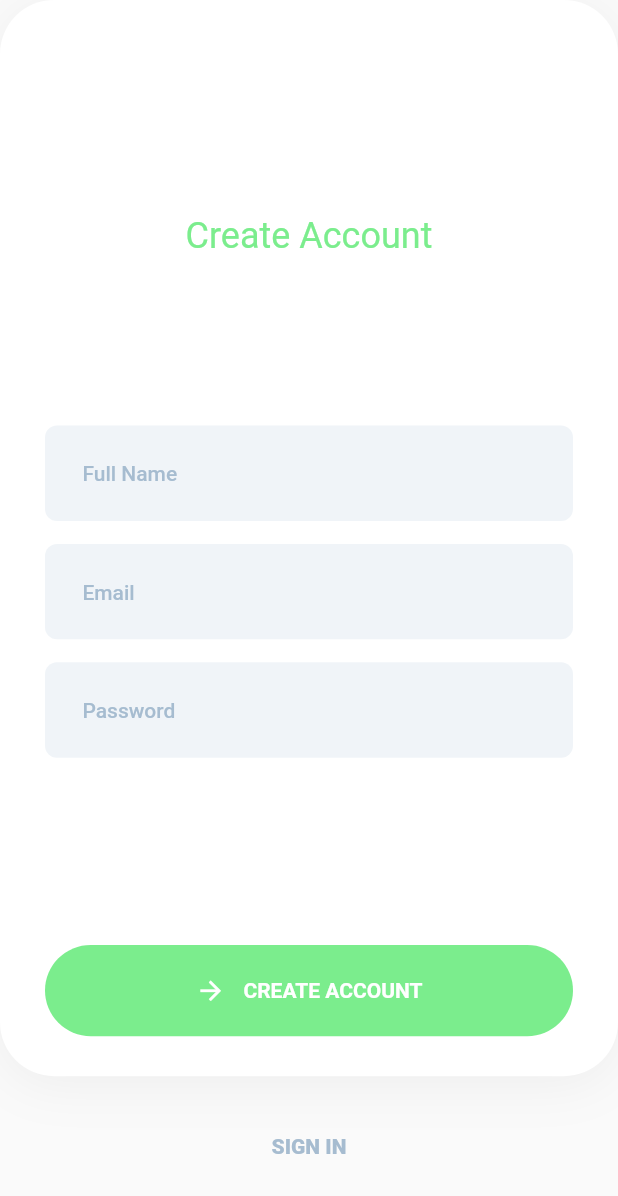
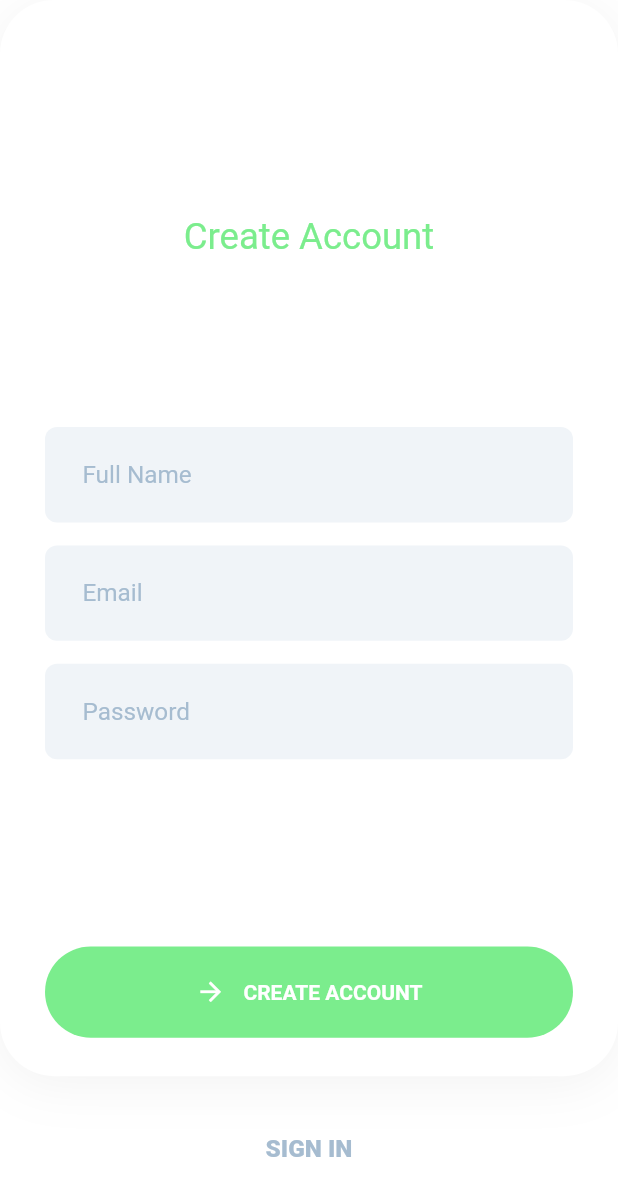
Before and after one commit to applevinc/fresh_food, a Flutter app: the screen it shows after launch, after a tap on "CREATE ACCOUNT", on a phone screen of 412 x 824 dp. Shown: the top 1196 px of the screen. Run offline on Flutter 3.47's test engine with Material 2 defaults, Android fonts, the light colour scheme and no system bars; our stand-ins replace flutter_screenutil.

Commit message:
Implemented auto theme switch with platform theme settings

```diff
--- a/lib/main.dart
+++ b/lib/main.dart
@@ -1,9 +1,14 @@
 import 'package:flutter/material.dart';
+import 'package:flutter/services.dart';
 import 'package:flutter_screenutil/flutter_screenutil.dart';
 import 'package:fresh_food_ui/view/screens/auth/sign_in.dart';
+import 'package:fresh_food_ui/view/style/theme.dart';
 
 void main() {
-  runApp(MyApp());
+  WidgetsFlutterBinding.ensureInitialized();
+  SystemChrome.setPreferredOrientations([DeviceOrientation.portraitUp]).then((_) {
+    runApp(new MyApp());
+  });
 }
 
 class MyApp extends StatelessWidget {
@@ -14,6 +19,8 @@
       builder: () => MaterialApp(
         title: 'Fresh Food UI',
         debugShowCheckedModeBanner: false,
+        theme: AppTheme.lightTheme,
+        darkTheme: AppTheme.darkTheme,
         home: SignInScreen(),
       ),
     );
--- a/lib/view/screens/auth/auth.dart
+++ b/lib/view/screens/auth/auth.dart
@@ -23,7 +23,7 @@
           children: [
             Container(
               height: 707.h,
-              decoration: kContainerBottomShadowDecoration,
+              decoration: kContainerBottomShadowDecoration(context),
               child: Column(
                 children: [
                   SizedBox(height: 141.h),
@@ -105,16 +105,7 @@
   Widget build(BuildContext context) {
     return TextFormField(
       decoration: InputDecoration(
-        contentPadding: EdgeInsets.symmetric(vertical: 22.h, horizontal: 22.7.w),
         hintText: hintText,
-        hintStyle:
-            Theme.of(context).textTheme.bodyText1.apply(color: AppColors.medium_grey),
-        filled: true,
-        fillColor: AppColors.lighter_grey,
-        border: OutlineInputBorder(
-          borderSide: BorderSide.none,
-          borderRadius: BorderRadius.circular(8),
-        ),
       ),
       // The validator receives the text that the user has entered.
       // validator: (value) {
--- a/lib/view/style/constants.dart
+++ b/lib/view/style/constants.dart
@@ -1,8 +1,8 @@
 import 'package:flutter/cupertino.dart';
 import 'package:flutter/material.dart';
 
-BoxDecoration kContainerBottomShadowDecoration = BoxDecoration(
-  color: Colors.white,
+BoxDecoration kContainerBottomShadowDecoration(BuildContext context) => BoxDecoration(
+      color: Theme.of(context).scaffoldBackgroundColor,
       borderRadius: BorderRadius.circular(36),
       boxShadow: [
         BoxShadow(
--- a/lib/view/style/theme.dart
+++ b/lib/view/style/theme.dart
@@ -3,7 +3,7 @@
 import 'package:fresh_food_ui/view/style/colors.dart';
 
 class AppTheme {
-  static ThemeData lightTheme() {
+  static ThemeData get lightTheme {
     return ThemeData(
       scaffoldBackgroundColor: Colors.white,
       brightness: Brightness.light,
@@ -12,8 +12,7 @@
           backgroundColor: Colors.white,
           elevation: 0.0,
           brightness: Brightness.light,
-        iconTheme: IconThemeData(color: AppColors.m_medium_grey),
-      ),
+          iconTheme: IconThemeData(color: AppColors.m_medium_grey)),
       textTheme: TextTheme(
           headline4: TextStyle(
             color: AppColors.m_medium_grey,
@@ -34,15 +33,25 @@
             color: AppColors.m_medium_grey,
             fontSize: 16.sp,
             fontWeight: FontWeight.w400,
+          )),
+      inputDecorationTheme: InputDecorationTheme(
+          contentPadding: EdgeInsets.symmetric(vertical: 22.h, horizontal: 22.7.w),
+          hintStyle: TextStyle(
+            color: AppColors.medium_grey,
+            fontSize: 16.sp,
           ),
-      ),
+          filled: true,
+          fillColor: AppColors.lighter_grey,
+          border: OutlineInputBorder(
+            borderSide: BorderSide.none,
+            borderRadius: BorderRadius.circular(8),
+          )),
       buttonTheme: ButtonThemeData(
           buttonColor: AppColors.green,
           padding: EdgeInsets.symmetric(vertical: 20.h, horizontal: 315.w),
           shape: RoundedRectangleBorder(
             borderRadius: BorderRadius.all(Radius.circular(36.r)),
-        ),
-      ),
+          )),
       bottomNavigationBarTheme: BottomNavigationBarThemeData(
           backgroundColor: Colors.white,
           elevation: 0.0,
@@ -50,12 +59,11 @@
           unselectedItemColor: AppColors.m_medium_grey,
           showSelectedLabels: false,
           showUnselectedLabels: false,
-        type: BottomNavigationBarType.fixed,
-      ),
+          type: BottomNavigationBarType.fixed),
     );
   }
 
-  static ThemeData darkTheme() {
+  static ThemeData get darkTheme {
     return ThemeData(
       scaffoldBackgroundColor: AppColors.darker_grey,
       brightness: Brightness.dark,
@@ -64,8 +72,7 @@
           backgroundColor: AppColors.darker_grey,
           elevation: 0.0,
           brightness: Brightness.dark,
-        iconTheme: IconThemeData(color: AppColors.m_medium_grey),
-      ),
+          iconTheme: IconThemeData(color: AppColors.m_medium_grey)),
       textTheme: TextTheme(
           headline4: TextStyle(
             color: AppColors.m_medium_grey,
@@ -81,15 +88,25 @@
             color: AppColors.m_medium_grey,
             fontSize: 16.sp,
             fontWeight: FontWeight.w400,
-        ),
-      ),
+          )),
       buttonTheme: ButtonThemeData(
           buttonColor: AppColors.green,
           padding: EdgeInsets.symmetric(vertical: 20.h, horizontal: 315.w),
           shape: RoundedRectangleBorder(
             borderRadius: BorderRadius.all(Radius.circular(36.r)),
+          )),
+      inputDecorationTheme: InputDecorationTheme(
+          contentPadding: EdgeInsets.symmetric(vertical: 22.h, horizontal: 22.7.w),
+          hintStyle: TextStyle(
+            color: AppColors.medium_grey,
+            fontSize: 16.sp,
           ),
-      ),
+          filled: true,
+          fillColor: AppColors.dark_grey,
+          border: OutlineInputBorder(
+            borderSide: BorderSide.none,
+            borderRadius: BorderRadius.circular(8),
+          )),
       bottomNavigationBarTheme: BottomNavigationBarThemeData(
           backgroundColor: AppColors.darker_grey,
           elevation: 0.0,
@@ -97,8 +114,7 @@
           unselectedItemColor: AppColors.m_medium_grey,
           showSelectedLabels: false,
           showUnselectedLabels: false,
-        type: BottomNavigationBarType.fixed,
-      ),
+          type: BottomNavigationBarType.fixed),
     );
   }
 }
```
Lines whose indentation alone changed are shown as unchanged.
